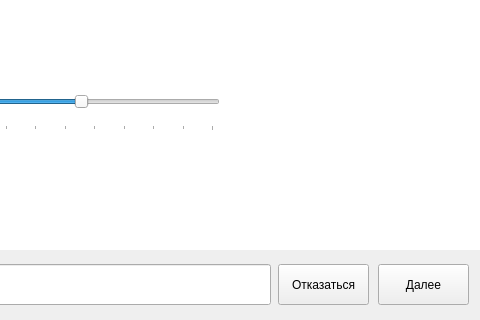
First picture: the form in mainwindow.ui, repository SergeyBrian/feedback, before the edit; both pictures show x 320 to 800 and y 280 to 600 of the 800 by 600 pixel window.
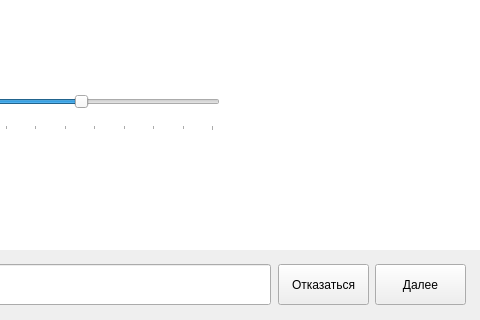
Second picture: the form after the edit. Icons and pictures are not drawn.

Commit message: Add radio buttons

The edit to the form file:
```diff
--- a/mainwindow.ui
+++ b/mainwindow.ui
@@ -54,599 +54,6 @@
      <string>Отказаться</string>
     </property>
    </widget>
-   <widget class="QPushButton" name="ButtonNext">
-    <property name="enabled">
-     <bool>true</bool>
-    </property>
-    <property name="geometry">
-     <rect>
-      <x>698</x>
-      <y>544</y>
-      <width>91</width>
-      <height>41</height>
-     </rect>
-    </property>
-    <property name="palette">
-     <palette>
-      <active>
-       <colorrole role="WindowText">
-        <brush brushstyle="SolidPattern">
-         <color alpha="255">
-          <red>0</red>
-          <green>0</green>
-          <blue>0</blue>
-         </color>
-        </brush>
-       </colorrole>
-       <colorrole role="Button">
-        <brush brushstyle="SolidPattern">
-         <color alpha="255">
-          <red>52</red>
-          <green>101</green>
-          <blue>164</blue>
-         </color>
-        </brush>
-       </colorrole>
-       <colorrole role="Light">
-        <brush brushstyle="SolidPattern">
-         <color alpha="255">
-          <red>255</red>
-          <green>255</green>
-          <blue>255</blue>
-         </color>
-        </brush>
-       </colorrole>
-       <colorrole role="Midlight">
-        <brush brushstyle="SolidPattern">
-         <color alpha="255">
-          <red>202</red>
-          <green>202</green>
-          <blue>202</blue>
-         </color>
-        </brush>
-       </colorrole>
-       <colorrole role="Dark">
-        <brush brushstyle="SolidPattern">
-         <color alpha="255">
-          <red>159</red>
-          <green>159</green>
-          <blue>159</blue>
-         </color>
-        </brush>
-       </colorrole>
-       <colorrole role="Mid">
-        <brush brushstyle="SolidPattern">
-         <color alpha="255">
-          <red>184</red>
-          <green>184</green>
-          <blue>184</blue>
-         </color>
-        </brush>
-       </colorrole>
-       <colorrole role="Text">
-        <brush brushstyle="SolidPattern">
-         <color alpha="255">
-          <red>0</red>
-          <green>0</green>
-          <blue>0</blue>
-         </color>
-        </brush>
-       </colorrole>
-       <colorrole role="BrightText">
-        <brush brushstyle="SolidPattern">
-         <color alpha="255">
-          <red>255</red>
-          <green>255</green>
-          <blue>255</blue>
-         </color>
-        </brush>
-       </colorrole>
-       <colorrole role="ButtonText">
-        <brush brushstyle="SolidPattern">
-         <color alpha="255">
-          <red>239</red>
-          <green>239</green>
-          <blue>239</blue>
-         </color>
-        </brush>
-       </colorrole>
-       <colorrole role="Base">
-        <brush brushstyle="SolidPattern">
-         <color alpha="255">
-          <red>255</red>
-          <green>255</green>
-          <blue>255</blue>
-         </color>
-        </brush>
-       </colorrole>
-       <colorrole role="Window">
-        <brush brushstyle="SolidPattern">
-         <color alpha="255">
-          <red>239</red>
-          <green>239</green>
-          <blue>239</blue>
-         </color>
-        </brush>
-       </colorrole>
-       <colorrole role="Shadow">
-        <brush brushstyle="SolidPattern">
-         <color alpha="255">
-          <red>118</red>
-          <green>118</green>
-          <blue>118</blue>
-         </color>
-        </brush>
-       </colorrole>
-       <colorrole role="Highlight">
-        <brush brushstyle="SolidPattern">
-         <color alpha="255">
-          <red>48</red>
-          <green>140</green>
-          <blue>198</blue>
-         </color>
-        </brush>
-       </colorrole>
-       <colorrole role="HighlightedText">
-        <brush brushstyle="SolidPattern">
-         <color alpha="255">
-          <red>255</red>
-          <green>255</green>
-          <blue>255</blue>
-         </color>
-        </brush>
-       </colorrole>
-       <colorrole role="Link">
-        <brush brushstyle="SolidPattern">
-         <color alpha="255">
-          <red>0</red>
-          <green>0</green>
-          <blue>255</blue>
-         </color>
-        </brush>
-       </colorrole>
-       <colorrole role="LinkVisited">
-        <brush brushstyle="SolidPattern">
-         <color alpha="255">
-          <red>255</red>
-          <green>0</green>
-          <blue>255</blue>
-         </color>
-        </brush>
-       </colorrole>
-       <colorrole role="AlternateBase">
-        <brush brushstyle="SolidPattern">
-         <color alpha="255">
-          <red>247</red>
-          <green>247</green>
-          <blue>247</blue>
-         </color>
-        </brush>
-       </colorrole>
-       <colorrole role="NoRole">
-        <brush brushstyle="SolidPattern">
-         <color alpha="255">
-          <red>0</red>
-          <green>0</green>
-          <blue>0</blue>
-         </color>
-        </brush>
-       </colorrole>
-       <colorrole role="ToolTipBase">
-        <brush brushstyle="SolidPattern">
-         <color alpha="255">
-          <red>255</red>
-          <green>255</green>
-          <blue>220</blue>
-         </color>
-        </brush>
-       </colorrole>
-       <colorrole role="ToolTipText">
-        <brush brushstyle="SolidPattern">
-         <color alpha="255">
-          <red>0</red>
-          <green>0</green>
-          <blue>0</blue>
-         </color>
-        </brush>
-       </colorrole>
-       <colorrole role="PlaceholderText">
-        <brush brushstyle="SolidPattern">
-         <color alpha="128">
-          <red>0</red>
-          <green>0</green>
-          <blue>0</blue>
-         </color>
-        </brush>
-       </colorrole>
-      </active>
-      <inactive>
-       <colorrole role="WindowText">
-        <brush brushstyle="SolidPattern">
-         <color alpha="255">
-          <red>0</red>
-          <green>0</green>
-          <blue>0</blue>
-         </color>
-        </brush>
-       </colorrole>
-       <colorrole role="Button">
-        <brush brushstyle="SolidPattern">
-         <color alpha="255">
-          <red>239</red>
-          <green>239</green>
-          <blue>239</blue>
-         </color>
-        </brush>
-       </colorrole>
-       <colorrole role="Light">
-        <brush brushstyle="SolidPattern">
-         <color alpha="255">
-          <red>255</red>
-          <green>255</green>
-          <blue>255</blue>
-         </color>
-        </brush>
-       </colorrole>
-       <colorrole role="Midlight">
-        <brush brushstyle="SolidPattern">
-         <color alpha="255">
-          <red>202</red>
-          <green>202</green>
-          <blue>202</blue>
-         </color>
-        </brush>
-       </colorrole>
-       <colorrole role="Dark">
-        <brush brushstyle="SolidPattern">
-         <color alpha="255">
-          <red>159</red>
-          <green>159</green>
-          <blue>159</blue>
-         </color>
-        </brush>
-       </colorrole>
-       <colorrole role="Mid">
-        <brush brushstyle="SolidPattern">
-         <color alpha="255">
-          <red>184</red>
-          <green>184</green>
-          <blue>184</blue>
-         </color>
-        </brush>
-       </colorrole>
-       <colorrole role="Text">
-        <brush brushstyle="SolidPattern">
-         <color alpha="255">
-          <red>0</red>
-          <green>0</green>
-          <blue>0</blue>
-         </color>
-        </brush>
-       </colorrole>
-       <colorrole role="BrightText">
-        <brush brushstyle="SolidPattern">
-         <color alpha="255">
-          <red>255</red>
-          <green>255</green>
-          <blue>255</blue>
-         </color>
-        </brush>
-       </colorrole>
-       <colorrole role="ButtonText">
-        <brush brushstyle="SolidPattern">
-         <color alpha="255">
-          <red>0</red>
-          <green>0</green>
-          <blue>0</blue>
-         </color>
-        </brush>
-       </colorrole>
-       <colorrole role="Base">
-        <brush brushstyle="SolidPattern">
-         <color alpha="255">
-          <red>255</red>
-          <green>255</green>
-          <blue>255</blue>
-         </color>
-        </brush>
-       </colorrole>
-       <colorrole role="Window">
-        <brush brushstyle="SolidPattern">
-         <color alpha="255">
-          <red>239</red>
-          <green>239</green>
-          <blue>239</blue>
-         </color>
-        </brush>
-       </colorrole>
-       <colorrole role="Shadow">
-        <brush brushstyle="SolidPattern">
-         <color alpha="255">
-          <red>118</red>
-          <green>118</green>
-          <blue>118</blue>
-         </color>
-        </brush>
-       </colorrole>
-       <colorrole role="Highlight">
-        <brush brushstyle="SolidPattern">
-         <color alpha="255">
-          <red>48</red>
-          <green>140</green>
-          <blue>198</blue>
-         </color>
-        </brush>
-       </colorrole>
-       <colorrole role="HighlightedText">
-        <brush brushstyle="SolidPattern">
-         <color alpha="255">
-          <red>255</red>
-          <green>255</green>
-          <blue>255</blue>
-         </color>
-        </brush>
-       </colorrole>
-       <colorrole role="Link">
-        <brush brushstyle="SolidPattern">
-         <color alpha="255">
-          <red>0</red>
-          <green>0</green>
-          <blue>255</blue>
-         </color>
-        </brush>
-       </colorrole>
-       <colorrole role="LinkVisited">
-        <brush brushstyle="SolidPattern">
-         <color alpha="255">
-          <red>255</red>
-          <green>0</green>
-          <blue>255</blue>
-         </color>
-        </brush>
-       </colorrole>
-       <colorrole role="AlternateBase">
-        <brush brushstyle="SolidPattern">
-         <color alpha="255">
-          <red>247</red>
-          <green>247</green>
-          <blue>247</blue>
-         </color>
-        </brush>
-       </colorrole>
-       <colorrole role="NoRole">
-        <brush brushstyle="NoBrush">
-         <color alpha="255">
-          <red>0</red>
-          <green>0</green>
-          <blue>0</blue>
-         </color>
-        </brush>
-       </colorrole>
-       <colorrole role="ToolTipBase">
-        <brush brushstyle="SolidPattern">
-         <color alpha="255">
-          <red>255</red>
-          <green>255</green>
-          <blue>220</blue>
-         </color>
-        </brush>
-       </colorrole>
-       <colorrole role="ToolTipText">
-        <brush brushstyle="SolidPattern">
-         <color alpha="255">
-          <red>0</red>
-          <green>0</green>
-          <blue>0</blue>
-         </color>
-        </brush>
-       </colorrole>
-       <colorrole role="PlaceholderText">
-        <brush brushstyle="SolidPattern">
-         <color alpha="128">
-          <red>0</red>
-          <green>0</green>
-          <blue>0</blue>
-         </color>
-        </brush>
-       </colorrole>
-      </inactive>
-      <disabled>
-       <colorrole role="WindowText">
-        <brush brushstyle="SolidPattern">
-         <color alpha="255">
-          <red>190</red>
-          <green>190</green>
-          <blue>190</blue>
-         </color>
-        </brush>
-       </colorrole>
-       <colorrole role="Button">
-        <brush brushstyle="SolidPattern">
-         <color alpha="255">
-          <red>52</red>
-          <green>101</green>
-          <blue>164</blue>
-         </color>
-        </brush>
-       </colorrole>
-       <colorrole role="Light">
-        <brush brushstyle="SolidPattern">
-         <color alpha="255">
-          <red>255</red>
-          <green>255</green>
-          <blue>255</blue>
-         </color>
-        </brush>
-       </colorrole>
-       <colorrole role="Midlight">
-        <brush brushstyle="SolidPattern">
-         <color alpha="255">
-          <red>202</red>
-          <green>202</green>
-          <blue>202</blue>
-         </color>
-        </brush>
-       </colorrole>
-       <colorrole role="Dark">
-        <brush brushstyle="SolidPattern">
-         <color alpha="255">
-          <red>190</red>
-          <green>190</green>
-          <blue>190</blue>
-         </color>
-        </brush>
-       </colorrole>
-       <colorrole role="Mid">
-        <brush brushstyle="SolidPattern">
-         <color alpha="255">
-          <red>184</red>
-          <green>184</green>
-          <blue>184</blue>
-         </color>
-        </brush>
-       </colorrole>
-       <colorrole role="Text">
-        <brush brushstyle="SolidPattern">
-         <color alpha="255">
-          <red>190</red>
-          <green>190</green>
-          <blue>190</blue>
-         </color>
-        </brush>
-       </colorrole>
-       <colorrole role="BrightText">
-        <brush brushstyle="SolidPattern">
-         <color alpha="255">
-          <red>255</red>
-          <green>255</green>
-          <blue>255</blue>
-         </color>
-        </brush>
-       </colorrole>
-       <colorrole role="ButtonText">
-        <brush brushstyle="SolidPattern">
-         <color alpha="255">
-          <red>190</red>
-          <green>190</green>
-          <blue>190</blue>
-         </color>
-        </brush>
-       </colorrole>
-       <colorrole role="Base">
-        <brush brushstyle="SolidPattern">
-         <color alpha="255">
-          <red>239</red>
-          <green>239</green>
-          <blue>239</blue>
-         </color>
-        </brush>
-       </colorrole>
-       <colorrole role="Window">
-        <brush brushstyle="SolidPattern">
-         <color alpha="255">
-          <red>239</red>
-          <green>239</green>
-          <blue>239</blue>
-         </color>
-        </brush>
-       </colorrole>
-       <colorrole role="Shadow">
-        <brush brushstyle="SolidPattern">
-         <color alpha="255">
-          <red>177</red>
-          <green>177</green>
-          <blue>177</blue>
-         </color>
-        </brush>
-       </colorrole>
-       <colorrole role="Highlight">
-        <brush brushstyle="SolidPattern">
-         <color alpha="255">
-          <red>145</red>
-          <green>145</green>
-          <blue>145</blue>
-         </color>
-        </brush>
-       </colorrole>
-       <colorrole role="HighlightedText">
-        <brush brushstyle="SolidPattern">
-         <color alpha="255">
-          <red>255</red>
-          <green>255</green>
-          <blue>255</blue>
-         </color>
-        </brush>
-       </colorrole>
-       <colorrole role="Link">
-        <brush brushstyle="SolidPattern">
-         <color alpha="255">
-          <red>0</red>
-          <green>0</green>
-          <blue>255</blue>
-         </color>
-        </brush>
-       </colorrole>
-       <colorrole role="LinkVisited">
-        <brush brushstyle="SolidPattern">
-         <color alpha="255">
-          <red>255</red>
-          <green>0</green>
-          <blue>255</blue>
-         </color>
-        </brush>
-       </colorrole>
-       <colorrole role="AlternateBase">
-        <brush brushstyle="SolidPattern">
-         <color alpha="255">
-          <red>247</red>
-          <green>247</green>
-          <blue>247</blue>
-         </color>
-        </brush>
-       </colorrole>
-       <colorrole role="NoRole">
-        <brush brushstyle="NoBrush">
-         <color alpha="255">
-          <red>0</red>
-          <green>0</green>
-          <blue>0</blue>
-         </color>
-        </brush>
-       </colorrole>
-       <colorrole role="ToolTipBase">
-        <brush brushstyle="SolidPattern">
-         <color alpha="255">
-          <red>255</red>
-          <green>255</green>
-          <blue>220</blue>
-         </color>
-        </brush>
-       </colorrole>
-       <colorrole role="ToolTipText">
-        <brush brushstyle="SolidPattern">
-         <color alpha="255">
-          <red>0</red>
-          <green>0</green>
-          <blue>0</blue>
-         </color>
-        </brush>
-       </colorrole>
-       <colorrole role="PlaceholderText">
-        <brush brushstyle="SolidPattern">
-         <color alpha="128">
-          <red>0</red>
-          <green>0</green>
-          <blue>0</blue>
-         </color>
-        </brush>
-       </colorrole>
-      </disabled>
-     </palette>
-    </property>
-    <property name="text">
-     <string>Далее</string>
-    </property>
-   </widget>
    <widget class="QProgressBar" name="progressBar">
     <property name="geometry">
      <rect>
@@ -767,6 +174,19 @@
     </property>
     <layout class="QVBoxLayout" name="verticalLayout"/>
    </widget>
+   <widget class="QPushButton" name="ButtonNext">
+    <property name="geometry">
+     <rect>
+      <x>695</x>
+      <y>544</y>
+      <width>91</width>
+      <height>41</height>
+     </rect>
+    </property>
+    <property name="text">
+     <string>Далее</string>
+    </property>
+   </widget>
    <zorder>ButtonClose</zorder>
    <zorder>ButtonNext</zorder>
    <zorder>progressBar</zorder>
```
Left out of the diff: 2 changed lines with no effect on the pictures. The commit also changes 4 other files.
